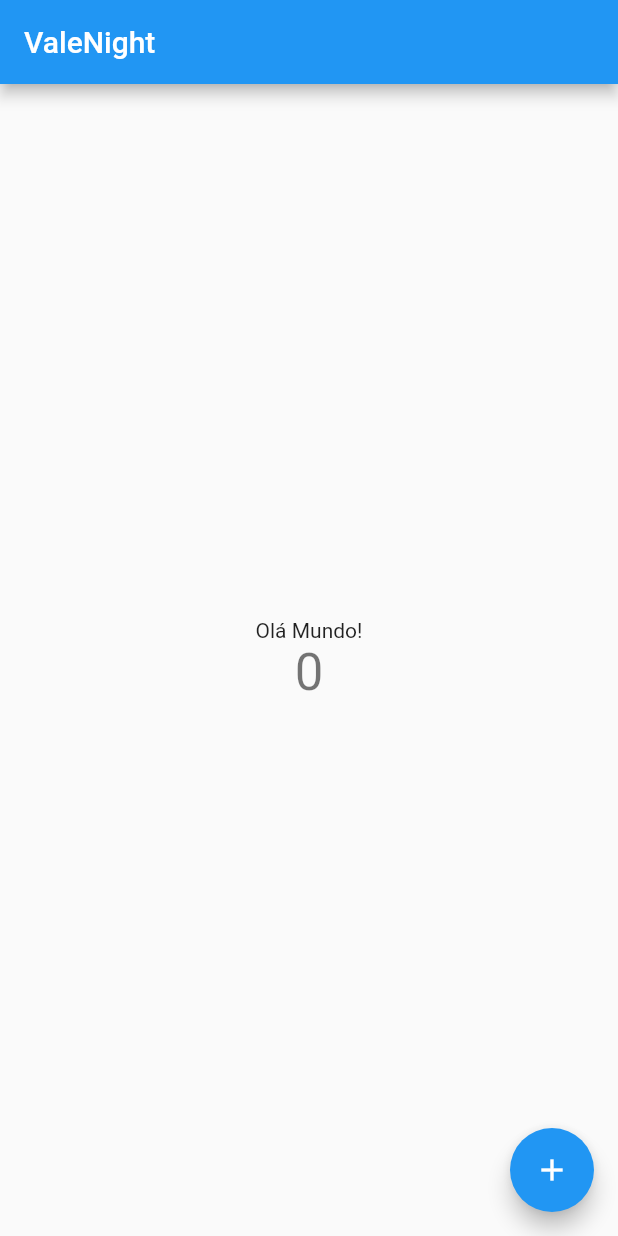
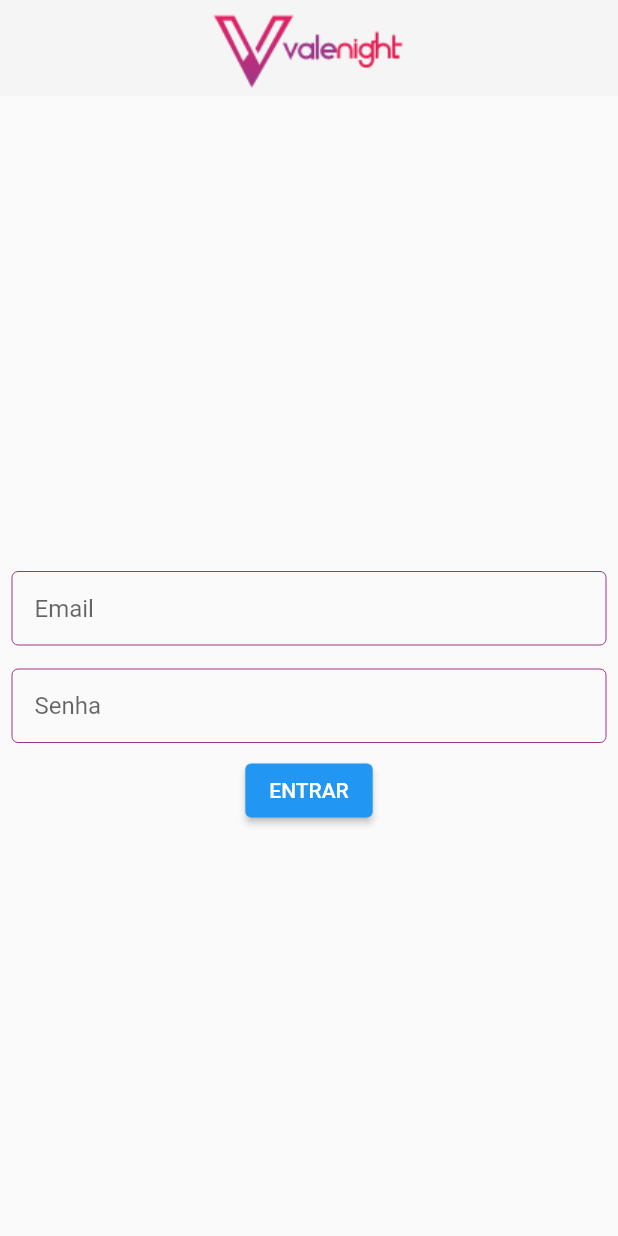
Before and after one commit to vale-night/app, a Flutter app: the screen it shows after launch, on a phone screen of 412 x 824 dp. Run offline on Flutter 3.47's test engine with Material 2 defaults, Android fonts, the phone set to English and light mode, and no system bars.

Commit message:
Criação de componente básico para inputs e início de tela de login

```diff
--- a/lib/constants/app_constants.dart
+++ b/lib/constants/app_constants.dart
@@ -0,0 +1,3 @@
+import 'package:flutter/cupertino.dart';
+
+const APP_COLOR_HEX = Color(0xff9C3687);
--- /dev/null
+++ b/lib/core/auth/login/login.dart
@@ -0,0 +1,40 @@
+import 'package:flutter/cupertino.dart';
+import 'package:flutter/material.dart';
+import 'package:untitled/widgets/form/CustomTextFormField.dart';
+
+class Login extends StatefulWidget {
+  const Login({Key? key}) : super(key: key);
+
+  @override
+  _LoginState createState() => _LoginState();
+}
+
+class _LoginState extends State<Login> {
+  final _formKey = GlobalKey<FormState>();
+
+  @override
+  Widget build(BuildContext context) {
+    return Form(
+      key: _formKey,
+      child: Column(
+        children: [
+          CustomTextFormField(
+              hintText: 'Email',
+              validator: (value) => ('true'),
+              onSaved: (newValue) => (true)),
+          CustomTextFormField(
+              hintText: 'Senha',
+              validator: (value) => ('true'),
+              onSaved: (newValue) => (true)),
+          ElevatedButton(
+              onPressed: () {
+                ScaffoldMessenger.of(context).showSnackBar(
+                  const SnackBar(content: Text('Processing Data')),
+                );
+              },
+              child: Text('ENTRAR'))
+        ],
+      ),
+    );
+  }
+}
--- a/lib/main.dart
+++ b/lib/main.dart
@@ -1,4 +1,6 @@
 import 'package:flutter/material.dart';
+import 'package:untitled/core/auth/login/login.dart';
+import 'package:untitled/widgets/custom_app_bar.dart';
 
 void main() {
   runApp(MyApp());
@@ -68,10 +70,8 @@ class _MyHomePageState extends State<MyHomePage> {
     // fast, so that you can just rebuild anything that needs updating rather
     // than having to individually change instances of widgets.
     return Scaffold(
-      appBar: AppBar(
-        // Here we take the value from the MyHomePage object that was created by
-        // the App.build method, and use it to set our appbar title.
-        title: Text(widget.title),
+      appBar: CustomAppBar(
+        height: 100,
       ),
       body: Center(
         // Center is a layout widget. It takes a single child and positions it
@@ -92,22 +92,9 @@ class _MyHomePageState extends State<MyHomePage> {
           // axis because Columns are vertical (the cross axis would be
           // horizontal).
           mainAxisAlignment: MainAxisAlignment.center,
-          children: <Widget>[
-            Text(
-              'Olá Mundo!',
-            ),
-            Text(
-              '$_counter',
-              style: Theme.of(context).textTheme.headline4,
-            ),
-          ],
+          children: <Widget>[Login()],
         ),
       ),
-      floatingActionButton: FloatingActionButton(
-        onPressed: _incrementCounter,
-        tooltip: 'Increment',
-        child: Icon(Icons.add),
-      ), // This trailing comma makes auto-formatting nicer for build methods.
     );
   }
 }
--- /dev/null
+++ b/lib/widgets/custom_app_bar.dart
@@ -0,0 +1,34 @@
+import 'package:flutter/cupertino.dart';
+import 'package:flutter/material.dart';
+
+class CustomAppBar extends StatelessWidget implements PreferredSizeWidget {
+  final double height;
+  CustomAppBar({Key? key, required this.height}) : super(key: key);
+
+  @override
+  Widget build(BuildContext context) {
+    double statusBarSize = MediaQuery.of(context).padding.top;
+    return Column(
+      children: [
+        Container(
+          margin: EdgeInsets.only(top: statusBarSize),
+          color: const Color(0xfff5f5f5),
+          child: Row(
+            mainAxisAlignment:
+                MainAxisAlignment.center, //Center Row contents horizontally,
+            crossAxisAlignment:
+                CrossAxisAlignment.center, //Center Row contents vertically,
+            children: [
+              Column(
+                children: [Image.asset('assets/images/logo.png')],
+              )
+            ],
+          ),
+        )
+      ],
+    );
+  }
+
+  @override
+  Size get preferredSize => Size.fromHeight(height);
+}
--- /dev/null
+++ b/lib/widgets/form/CustomTextFormField.dart
@@ -0,0 +1,76 @@
+import 'package:flutter/cupertino.dart';
+import 'package:flutter/material.dart';
+import 'package:untitled/constants/app_constants.dart';
+
+class CustomTextFormField extends StatefulWidget {
+  final String hintText;
+  final FormFieldValidator<String> validator;
+  final FormFieldSetter<String> onSaved;
+  final bool isPassword;
+  final bool isEmail;
+  const CustomTextFormField(
+      {Key? key,
+      required this.hintText,
+      required this.validator,
+      required this.onSaved,
+      this.isPassword = false,
+      this.isEmail = false})
+      : super(key: key);
+
+  @override
+  _CustomTextFormFieldState createState() => _CustomTextFormFieldState(
+      hintText: this.hintText,
+      validator: this.validator,
+      onSaved: this.onSaved,
+      isEmail: this.isEmail,
+      isPassword: this.isPassword);
+}
+
+class _CustomTextFormFieldState extends State<CustomTextFormField> {
+  final String hintText;
+  final FormFieldValidator<String> validator;
+  final FormFieldSetter<String> onSaved;
+  final bool isPassword;
+  final bool isEmail;
+  final TextEditingController textEditingController = TextEditingController();
+
+  _CustomTextFormFieldState({
+    required this.hintText,
+    required this.validator,
+    required this.onSaved,
+    this.isPassword = false,
+    this.isEmail = false,
+  });
+
+  @override
+  void dispose() {
+    // Clean up the controller when the widget is removed from the
+    // widget tree.
+    textEditingController.dispose();
+    super.dispose();
+  }
+
+  @override
+  Widget build(BuildContext context) {
+    return Padding(
+      padding: EdgeInsets.all(8.0),
+      child: TextFormField(
+        controller: textEditingController,
+        decoration: InputDecoration(
+            hintText: hintText,
+            contentPadding: EdgeInsets.all(15.0),
+            enabledBorder: OutlineInputBorder(
+                borderSide: const BorderSide(color: APP_COLOR_HEX, width: 0.0)),
+            border: const OutlineInputBorder(
+                borderSide: const BorderSide(color: APP_COLOR_HEX, width: 0.0)),
+            focusedBorder: const OutlineInputBorder(
+                borderSide:
+                    const BorderSide(color: APP_COLOR_HEX, width: 0.0))),
+        obscureText: isPassword ? true : false,
+        validator: validator,
+        onSaved: onSaved,
+        keyboardType: isEmail ? TextInputType.emailAddress : TextInputType.text,
+      ),
+    );
+  }
+}
```
Also changed, not shown: pubspec.yaml (+4 -9 lines), assets/images/logo.png (added), lib/constants/assest_path.dart (deleted), lib/constants/assets_path.dart (added), lib/widgets/app_bar.dart (deleted).
